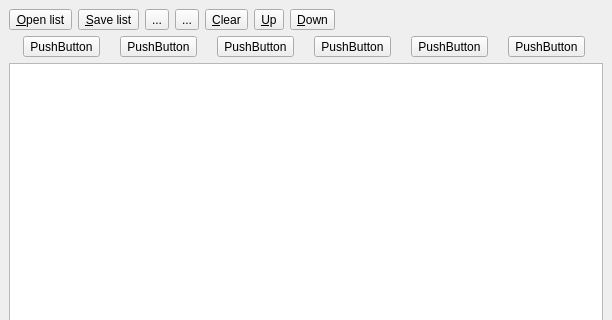
First picture: the form in Polyhedron/demo/Polyhedron/Camera_positions_list.ui, repository CGAL/cgal, before the edit; both pictures show x 0 to 612 and y 0 to 320 of the 612 by 507 pixel window.
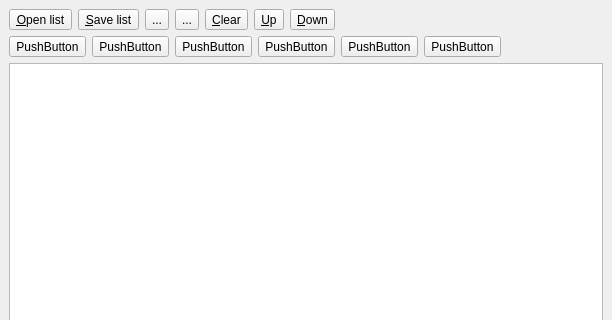
Second picture: the form after the edit. Icons and pictures are not drawn.

Commit message:
Addition of buttons for the camera positions
- The buttons are connected to the positions
- The list is cleared, the pre-set positions are not in it anymore
- The buttons up and Down are replaced by arrow icons to gain space.

```diff
--- a/Polyhedron/demo/Polyhedron/Camera_positions_list.ui
+++ b/Polyhedron/demo/Polyhedron/Camera_positions_list.ui
@@ -145,6 +145,19 @@
         </property>
        </widget>
       </item>
+      <item>
+       <spacer name="horizontalSpacer_2">
+        <property name="orientation">
+         <enum>Qt::Horizontal</enum>
+        </property>
+        <property name="sizeHint" stdset="0">
+         <size>
+          <width>40</width>
+          <height>20</height>
+         </size>
+        </property>
+       </spacer>
+      </item>
      </layout>
     </item>
     <item>
```
Left out of the diff: 32 changed lines with no effect on the pictures. The commit also changes 17 other files.
